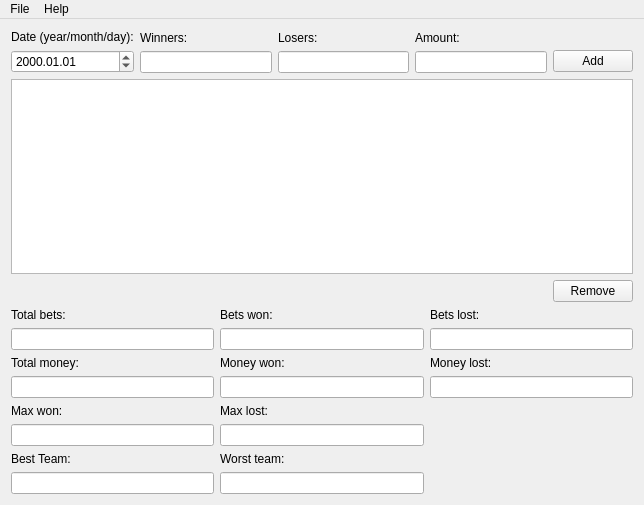
Qt form mainwindow.ui (dhmitry/CSGO-Lounge-Statistics) before a commit.
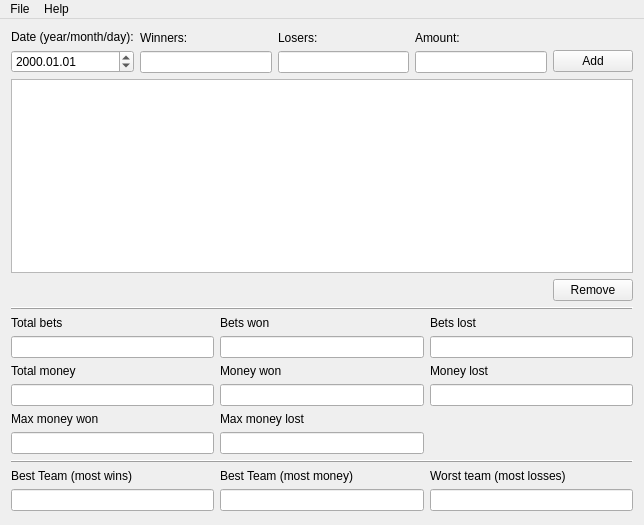
The same form after that commit.

Commit message:
Updated ui and fixed the Remove button
also added "Best team (most money)" statistic

What changed in the file:
```diff
--- a/mainwindow.ui
+++ b/mainwindow.ui
@@ -7,7 +7,7 @@
     <x>0</x>
     <y>0</y>
     <width>644</width>
-    <height>505</height>
+    <height>525</height>
    </rect>
   </property>
   <property name="windowTitle">
@@ -190,67 +190,16 @@
      </layout>
     </item>
     <item>
-     <layout class="QGridLayout" name="gridLayout">
-      <item row="0" column="2">
-       <layout class="QVBoxLayout" name="betsLostLayout">
-        <item>
-         <widget class="QLabel" name="betsLostLabel">
-          <property name="text">
-           <string>Bets lost:</string>
-          </property>
-         </widget>
-        </item>
-        <item>
-         <widget class="QLineEdit" name="betsLostLineEdit">
-          <property name="readOnly">
-           <bool>true</bool>
-          </property>
-         </widget>
-        </item>
-       </layout>
-      </item>
+     <layout class="QGridLayout" name="statisticsLayout">
+      <property name="bottomMargin">
+       <number>3</number>
+      </property>
       <item row="2" column="1">
-       <layout class="QVBoxLayout" name="maxLostLayout">
-        <item>
-         <widget class="QLabel" name="maxLostLabel">
-          <property name="text">
-           <string>Max lost:</string>
-          </property>
-         </widget>
-        </item>
-        <item>
-         <widget class="QLineEdit" name="maxLostLineEdit">
-          <property name="readOnly">
-           <bool>true</bool>
-          </property>
-         </widget>
-        </item>
-       </layout>
-      </item>
-      <item row="3" column="0">
-       <layout class="QVBoxLayout" name="bestTeamLayout">
-        <item>
-         <widget class="QLabel" name="bestTeamLabel">
-          <property name="text">
-           <string>Best Team:</string>
-          </property>
-         </widget>
-        </item>
-        <item>
-         <widget class="QLineEdit" name="bestTeamLineEdit">
-          <property name="readOnly">
-           <bool>true</bool>
-          </property>
-         </widget>
-        </item>
-       </layout>
-      </item>
-      <item row="1" column="1">
        <layout class="QVBoxLayout" name="moneyWonLayout">
         <item>
          <widget class="QLabel" name="moneyWonLabel">
           <property name="text">
-           <string>Money won:</string>
+           <string>Money won</string>
           </property>
          </widget>
         </item>
@@ -263,30 +212,12 @@
         </item>
        </layout>
       </item>
-      <item row="1" column="2">
-       <layout class="QVBoxLayout" name="moneyLostLayout">
-        <item>
-         <widget class="QLabel" name="moneyLostLabel">
-          <property name="text">
-           <string>Money lost:</string>
-          </property>
-         </widget>
-        </item>
-        <item>
-         <widget class="QLineEdit" name="moneyLostLineEdit">
-          <property name="readOnly">
-           <bool>true</bool>
-          </property>
-         </widget>
-        </item>
-       </layout>
-      </item>
-      <item row="1" column="0">
+      <item row="2" column="0">
        <layout class="QVBoxLayout" name="totalMoneyLayout">
         <item>
          <widget class="QLabel" name="totalMoneyLabel">
           <property name="text">
-           <string>Total money:</string>
+           <string>Total money</string>
           </property>
          </widget>
         </item>
@@ -299,17 +230,17 @@
         </item>
        </layout>
       </item>
-      <item row="3" column="1">
-       <layout class="QVBoxLayout" name="worstTeamLayout">
+      <item row="2" column="2">
+       <layout class="QVBoxLayout" name="moneyLostLayout">
         <item>
-         <widget class="QLabel" name="worstTeamLabel">
+         <widget class="QLabel" name="moneyLostLabel">
           <property name="text">
-           <string>Worst team:</string>
+           <string>Money lost</string>
           </property>
          </widget>
         </item>
         <item>
-         <widget class="QLineEdit" name="worstTeamLineEdit">
+         <widget class="QLineEdit" name="moneyLostLineEdit">
           <property name="readOnly">
            <bool>true</bool>
           </property>
@@ -317,12 +248,12 @@
         </item>
        </layout>
       </item>
-      <item row="0" column="1">
+      <item row="1" column="1">
        <layout class="QVBoxLayout" name="betsWonLayout">
         <item>
          <widget class="QLabel" name="betsWonLabel">
           <property name="text">
-           <string>Bets won:</string>
+           <string>Bets won</string>
           </property>
          </widget>
         </item>
@@ -335,30 +266,12 @@
         </item>
        </layout>
       </item>
-      <item row="0" column="0">
-       <layout class="QVBoxLayout" name="totalBetsLayout">
-        <item>
-         <widget class="QLabel" name="totalBetsLabel">
-          <property name="text">
-           <string>Total bets:</string>
-          </property>
-         </widget>
-        </item>
-        <item>
-         <widget class="QLineEdit" name="totalBetsLineEdit">
-          <property name="readOnly">
-           <bool>true</bool>
-          </property>
-         </widget>
-        </item>
-       </layout>
-      </item>
-      <item row="2" column="0">
+      <item row="3" column="0">
        <layout class="QVBoxLayout" name="maxWonLayout">
         <item>
          <widget class="QLabel" name="maxWonLabel">
           <property name="text">
-           <string>Max won:</string>
+           <string>Max money won</string>
           </property>
          </widget>
         </item>
@@ -371,6 +284,134 @@
         </item>
        </layout>
       </item>
+      <item row="1" column="0">
+       <layout class="QVBoxLayout" name="totalBetsLayout">
+        <item>
+         <widget class="QLabel" name="totalBetsLabel">
+          <property name="text">
+           <string>Total bets</string>
+          </property>
+         </widget>
+        </item>
+        <item>
+         <widget class="QLineEdit" name="totalBetsLineEdit">
+          <property name="readOnly">
+           <bool>true</bool>
+          </property>
+         </widget>
+        </item>
+       </layout>
+      </item>
+      <item row="1" column="2">
+       <layout class="QVBoxLayout" name="betsLostLayout">
+        <item>
+         <widget class="QLabel" name="betsLostLabel">
+          <property name="text">
+           <string>Bets lost</string>
+          </property>
+         </widget>
+        </item>
+        <item>
+         <widget class="QLineEdit" name="betsLostLineEdit">
+          <property name="readOnly">
+           <bool>true</bool>
+          </property>
+         </widget>
+        </item>
+       </layout>
+      </item>
+      <item row="3" column="1">
+       <layout class="QVBoxLayout" name="maxLostLayout">
+        <item>
+         <widget class="QLabel" name="maxLostLabel">
+          <property name="text">
+           <string>Max money lost</string>
+          </property>
+         </widget>
+        </item>
+        <item>
+         <widget class="QLineEdit" name="maxLostLineEdit">
+          <property name="readOnly">
+           <bool>true</bool>
+          </property>
+         </widget>
+        </item>
+       </layout>
+      </item>
+      <item row="5" column="0">
+       <layout class="QVBoxLayout" name="bestTeamWinsLayout">
+        <item>
+         <widget class="QLabel" name="bestTeamWinsLabel">
+          <property name="text">
+           <string>Best Team (most wins)</string>
+          </property>
+         </widget>
+        </item>
+        <item>
+         <widget class="QLineEdit" name="bestTeamWinsLineEdit">
+          <property name="readOnly">
+           <bool>true</bool>
+          </property>
+         </widget>
+        </item>
+       </layout>
+      </item>
+      <item row="4" column="0" colspan="3">
+       <widget class="QFrame" name="frame">
+        <property name="frameShape">
+         <enum>QFrame::HLine</enum>
+        </property>
+        <property name="frameShadow">
+         <enum>QFrame::Raised</enum>
+        </property>
+       </widget>
+      </item>
+      <item row="0" column="0" colspan="3">
+       <widget class="QFrame" name="frame_2">
+        <property name="frameShape">
+         <enum>QFrame::HLine</enum>
+        </property>
+        <property name="frameShadow">
+         <enum>QFrame::Raised</enum>
+        </property>
+       </widget>
+      </item>
+      <item row="5" column="1">
+       <layout class="QVBoxLayout" name="bestTeamMoneyLayout">
+        <item>
+         <widget class="QLabel" name="bestTeamMoneyLabel">
+          <property name="text">
+           <string>Best Team (most money)</string>
+          </property>
+         </widget>
+        </item>
+        <item>
+         <widget class="QLineEdit" name="bestTeamMoneyLineEdit">
+          <property name="readOnly">
+           <bool>true</bool>
+          </property>
+         </widget>
+        </item>
+       </layout>
+      </item>
+      <item row="5" column="2">
+       <layout class="QVBoxLayout" name="worstTeamLossesLayout">
+        <item>
+         <widget class="QLabel" name="worstTeamLossesBetsLabel">
+          <property name="text">
+           <string>Worst team (most losses)</string>
+          </property>
+         </widget>
+        </item>
+        <item>
+         <widget class="QLineEdit" name="worstTeamLossesLineEdit">
+          <property name="readOnly">
+           <bool>true</bool>
+          </property>
+         </widget>
+        </item>
+       </layout>
+      </item>
      </layout>
     </item>
    </layout>
```
The commit also changes 2 other files.
